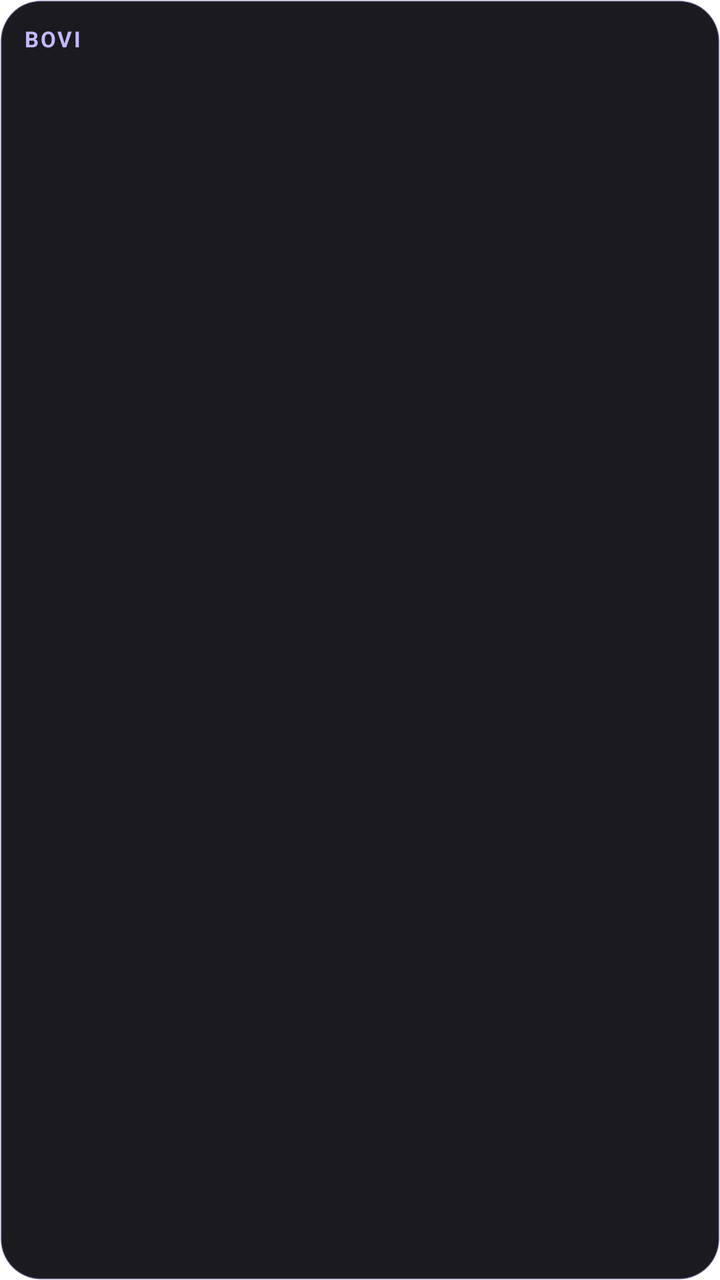
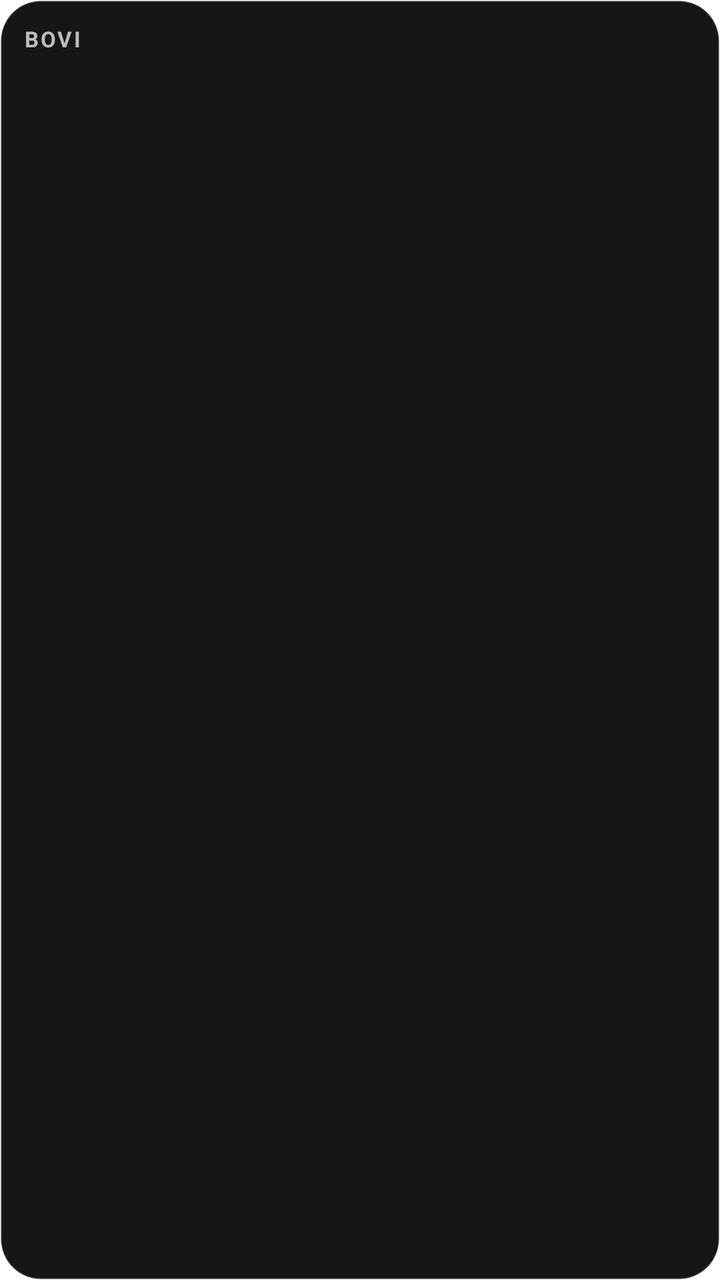

An Android layout rendered at two revisions. The XML below is the earlier revision; the diff shows what the commit changed to produce the second picture.
<!-- AndroidManifest.xml: fallback theme Theme.MaterialComponents.DayNight.NoActionBar -->
<!-- res/layout/bw_attendance.xml -->
<?xml version="1.0" encoding="utf-8"?>
<LinearLayout xmlns:android="http://schemas.android.com/apk/res/android"
  android:id="@+id/bw_root"
  android:layout_width="match_parent"
  android:layout_height="match_parent"
  android:background="@drawable/bovi_widget_bg"
  android:orientation="vertical"
  android:padding="12dp">
  
  <LinearLayout
    android:layout_width="match_parent"
    android:layout_height="wrap_content"
    android:gravity="center_vertical"
    android:orientation="horizontal">
    <TextView
    android:id="@+id/bw_title"
    android:layout_width="0dp"
    android:layout_weight="1"
    android:layout_height="wrap_content"
    android:text="BOVI"
    android:textColor="#C4B8FC"
    android:textSize="11sp"
    android:textStyle="bold"
    android:maxLines="1"
    android:ellipsize="end"
    android:letterSpacing="0.08" />
    <TextView
    android:id="@+id/bw_header_meta"
    android:layout_width="wrap_content"
    android:layout_height="wrap_content"
    android:text=""
    android:textColor="#9A97A5"
    android:textSize="11sp"
    android:maxLines="1"
    android:ellipsize="end" />
  </LinearLayout>
  <LinearLayout
    android:id="@+id/bw_checkin"
    android:layout_width="match_parent"
    android:layout_height="wrap_content"
    android:layout_marginTop="6dp"
    android:background="@drawable/bw_card"
    android:gravity="center_vertical"
    android:orientation="horizontal"
    android:padding="8dp"
    android:visibility="gone">
    <TextView
    android:id="@+id/bw_checkin_text"
    android:layout_width="0dp"
    android:layout_height="wrap_content"
    android:text=""
    android:textColor="#EEEDF2"
    android:textSize="13sp"
    android:maxLines="2"
    android:ellipsize="end"
    android:layout_weight="1" />
    <TextView
      android:id="@+id/bw_yes"
      android:layout_width="40dp"
      android:layout_height="34dp"
      android:layout_marginStart="6dp"
      android:background="@drawable/bw_button_accent"
      android:gravity="center"
      android:text="✓"
      android:textColor="#FFFFFF"
      android:textSize="16sp"
      android:textStyle="bold" />
    <TextView
      android:id="@+id/bw_no"
      android:layout_width="40dp"
      android:layout_height="34dp"
      android:layout_marginStart="6dp"
      android:background="@drawable/bw_button"
      android:gravity="center"
      android:text="✗"
      android:textColor="#F07470"
      android:textSize="16sp"
      android:textStyle="bold" />
  </LinearLayout>
  <TextView
    android:id="@+id/bw_empty"
    android:layout_width="match_parent"
    android:layout_height="wrap_content"
    android:text=""
    android:textColor="#9A97A5"
    android:textSize="13sp"
    android:maxLines="3"
    android:ellipsize="end"
    android:layout_marginTop="6dp"
    android:visibility="gone" />
  
  <LinearLayout
    android:id="@+id/bw_rows"
    android:layout_width="match_parent"
    android:layout_height="wrap_content"
    android:layout_marginTop="4dp"
    android:orientation="vertical" />
</LinearLayout>
<!-- resources referenced by this layout -->
<resources>
  <!-- drawable bovi_widget_bg (drawable) -->
  <?xml version="1.0" encoding="utf-8"?>
  <shape xmlns:android="http://schemas.android.com/apk/res/android" android:shape="rectangle">
    <solid android:color="#F20F0E13" />
    <corners android:radius="20dp" />
    <stroke android:width="1dp" android:color="#33A594F9" />
  </shape>
  <!-- drawable bw_button (drawable) -->
  <?xml version="1.0" encoding="utf-8"?>
  <shape xmlns:android="http://schemas.android.com/apk/res/android" android:shape="rectangle">
    <solid android:color="#2B2933" />
    <corners android:radius="10dp" />
  </shape>
  <!-- drawable bw_button_accent (drawable) -->
  <?xml version="1.0" encoding="utf-8"?>
  <shape xmlns:android="http://schemas.android.com/apk/res/android" android:shape="rectangle">
    <solid android:color="#157352" />
    <corners android:radius="10dp" />
  </shape>
  <!-- drawable bw_card (drawable) -->
  <?xml version="1.0" encoding="utf-8"?>
  <shape xmlns:android="http://schemas.android.com/apk/res/android" android:shape="rectangle">
    <solid android:color="#232129" />
    <corners android:radius="12dp" />
  </shape>
</resources>

<!-- the commit's change to res/layout/bw_attendance.xml (unified diff, before → after) -->
@@ -18,7 +18,7 @@
     android:layout_weight="1"
     android:layout_height="wrap_content"
     android:text="BOVI"
-    android:textColor="#C4B8FC"
+    android:textColor="#BDBDBD"
     android:textSize="11sp"
     android:textStyle="bold"
     android:maxLines="1"
@@ -29,7 +29,7 @@
     android:layout_width="wrap_content"
     android:layout_height="wrap_content"
     android:text=""
-    android:textColor="#9A97A5"
+    android:textColor="#9B9B9B"
     android:textSize="11sp"
     android:maxLines="1"
     android:ellipsize="end" />
@@ -49,7 +49,7 @@
     android:layout_width="0dp"
     android:layout_height="wrap_content"
     android:text=""
-    android:textColor="#EEEDF2"
+    android:textColor="#F2F2F2"
     android:textSize="13sp"
     android:maxLines="2"
     android:ellipsize="end"
@@ -73,7 +73,7 @@
       android:background="@drawable/bw_button"
       android:gravity="center"
       android:text="✗"
-      android:textColor="#F07470"
+      android:textColor="#EE7A74"
       android:textSize="16sp"
       android:textStyle="bold" />
   </LinearLayout>
@@ -82,7 +82,7 @@
     android:layout_width="match_parent"
     android:layout_height="wrap_content"
     android:text=""
-    android:textColor="#9A97A5"
+    android:textColor="#9B9B9B"
     android:textSize="13sp"
     android:maxLines="3"
     android:ellipsize="end"
<!-- resource entries referenced after the edit -->
@@ -3,26 +3,26 @@
   <!-- drawable bovi_widget_bg (drawable) -->
   <?xml version="1.0" encoding="utf-8"?>
   <shape xmlns:android="http://schemas.android.com/apk/res/android" android:shape="rectangle">
-    <solid android:color="#F20F0E13" />
+    <solid android:color="#F20A0A0A" />
     <corners android:radius="20dp" />
-    <stroke android:width="1dp" android:color="#33A594F9" />
+    <stroke android:width="1dp" android:color="#24FFFFFF" />
   </shape>
   <!-- drawable bw_button (drawable) -->
   <?xml version="1.0" encoding="utf-8"?>
   <shape xmlns:android="http://schemas.android.com/apk/res/android" android:shape="rectangle">
-    <solid android:color="#2B2933" />
+    <solid android:color="#2A2A2A" />
     <corners android:radius="10dp" />
   </shape>
   <!-- drawable bw_button_accent (drawable) -->
   <?xml version="1.0" encoding="utf-8"?>
   <shape xmlns:android="http://schemas.android.com/apk/res/android" android:shape="rectangle">
-    <solid android:color="#157352" />
+    <solid android:color="#2F6B4F" />
     <corners android:radius="10dp" />
   </shape>
   <!-- drawable bw_card (drawable) -->
   <?xml version="1.0" encoding="utf-8"?>
   <shape xmlns:android="http://schemas.android.com/apk/res/android" android:shape="rectangle">
-    <solid android:color="#232129" />
+    <solid android:color="#202020" />
     <corners android:radius="12dp" />
   </shape>
 </resources>
